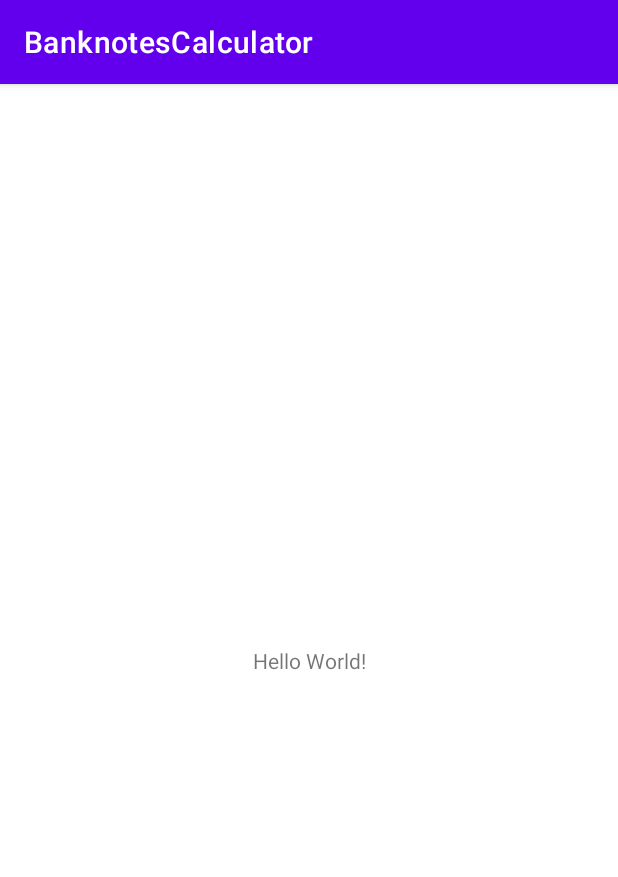
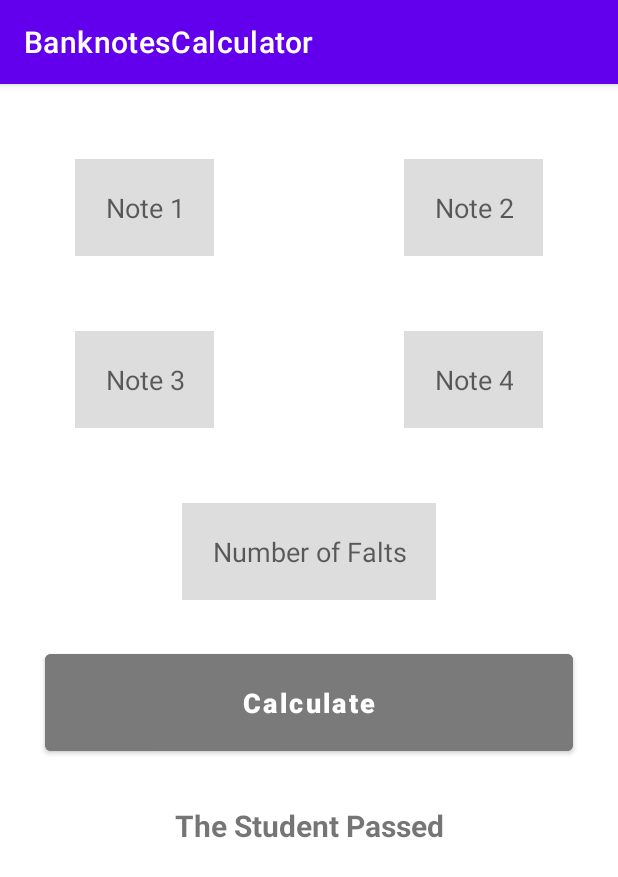
Before and after one commit to MrVictor42/kotlin, an Android app: the screen it shows after launch (MainActivity), on a phone screen of 412 x 824 dp. Shown: the top 877 px of the screen. Run offline under Robolectric (Android 15) with nearby library versions, the phone set to English and light mode, and no system bars.

Commit message:
Insert layout style

```diff
--- a/BanknotesCalculator/app/src/main/res/layout/activity_main.xml
+++ b/BanknotesCalculator/app/src/main/res/layout/activity_main.xml
@@ -1,18 +1,115 @@
 <?xml version="1.0" encoding="utf-8"?>
-<androidx.constraintlayout.widget.ConstraintLayout xmlns:android="http://schemas.android.com/apk/res/android"
-    xmlns:app="http://schemas.android.com/apk/res-auto"
+<RelativeLayout xmlns:android="http://schemas.android.com/apk/res/android"
     xmlns:tools="http://schemas.android.com/tools"
     android:layout_width="match_parent"
     android:layout_height="match_parent"
     tools:context=".MainActivity">
 
-    <TextView
+    <EditText
+        android:id="@+id/note1"
         android:layout_width="wrap_content"
         android:layout_height="wrap_content"
-        android:text="Hello World!"
-        app:layout_constraintBottom_toBottomOf="parent"
-        app:layout_constraintLeft_toLeftOf="parent"
-        app:layout_constraintRight_toRightOf="parent"
-        app:layout_constraintTop_toTopOf="parent" />
+        android:text=""
+        android:hint="Note 1"
+        android:inputType="number"
+        android:maxLength="2"
+        android:padding="20dp"
+        android:gravity="center"
+        android:background="@color/gray"
+        android:layout_alignParentLeft="true"
+        android:layout_marginLeft="50dp"
+        android:layout_marginTop="50dp"
+    />
 
-</androidx.constraintlayout.widget.ConstraintLayout>
+    <EditText
+        android:id="@+id/note2"
+        android:layout_width="wrap_content"
+        android:layout_height="wrap_content"
+        android:text=""
+        android:hint="Note 2"
+        android:inputType="number"
+        android:maxLength="2"
+        android:padding="20dp"
+        android:gravity="center"
+        android:background="@color/gray"
+        android:layout_alignParentRight="true"
+        android:layout_marginTop="50dp"
+        android:layout_marginRight="50dp"
+    />
+
+    <EditText
+        android:id="@+id/note3"
+        android:layout_width="wrap_content"
+        android:layout_height="wrap_content"
+        android:text=""
+        android:hint="Note 3"
+        android:inputType="number"
+        android:maxLength="2"
+        android:padding="20dp"
+        android:gravity="center"
+        android:background="@color/gray"
+        android:layout_below="@id/note1"
+        android:layout_marginLeft="50dp"
+        android:layout_marginTop="50dp"
+    />
+
+    <EditText
+        android:id="@+id/note4"
+        android:layout_width="wrap_content"
+        android:layout_height="wrap_content"
+        android:text=""
+        android:hint="Note 4"
+        android:inputType="number"
+        android:maxLength="2"
+        android:padding="20dp"
+        android:gravity="center"
+        android:background="@color/gray"
+        android:layout_below="@id/note2"
+        android:layout_marginTop="50dp"
+        android:layout_alignParentRight="true"
+        android:layout_marginRight="50dp"
+    />
+
+    <EditText
+        android:id="@+id/falts"
+        android:layout_width="wrap_content"
+        android:layout_height="wrap_content"
+        android:text=""
+        android:hint="Number of Falts"
+        android:inputType="number"
+        android:maxLength="2"
+        android:padding="20dp"
+        android:gravity="center"
+        android:background="@color/gray"
+        android:layout_below="@id/note3"
+        android:layout_centerHorizontal="true"
+        android:layout_marginTop="50dp"
+    />
+
+    <Button
+        android:id="@+id/btn_calculate"
+        android:layout_width="match_parent"
+        android:layout_height="wrap_content"
+        android:layout_below="@id/falts"
+        android:layout_margin="30dp"
+        android:text="Calculate"
+        android:textAllCaps="false"
+        android:textSize="18sp"
+        android:textColor="@color/white"
+        android:textStyle="bold"
+        android:backgroundTint="@color/dark_gray"
+        android:padding="20dp"
+    />
+
+    <TextView
+        android:id="@+id/txt_result"
+        android:layout_width="match_parent"
+        android:layout_height="wrap_content"
+        android:text="The Student Passed"
+        android:layout_below="@id/btn_calculate"
+        android:gravity="center"
+        android:textSize="20sp"
+        android:textStyle="bold"
+    />
+
+</RelativeLayout>
--- a/BanknotesCalculator/app/src/main/res/values/colors.xml
+++ b/BanknotesCalculator/app/src/main/res/values/colors.xml
@@ -7,4 +7,6 @@
     <color name="teal_700">#FF018786</color>
     <color name="black">#FF000000</color>
     <color name="white">#FFFFFFFF</color>
+    <color name="gray">#DEDDDD</color>
+    <color name="dark_gray">#7A7A7A</color>
 </resources>
```
